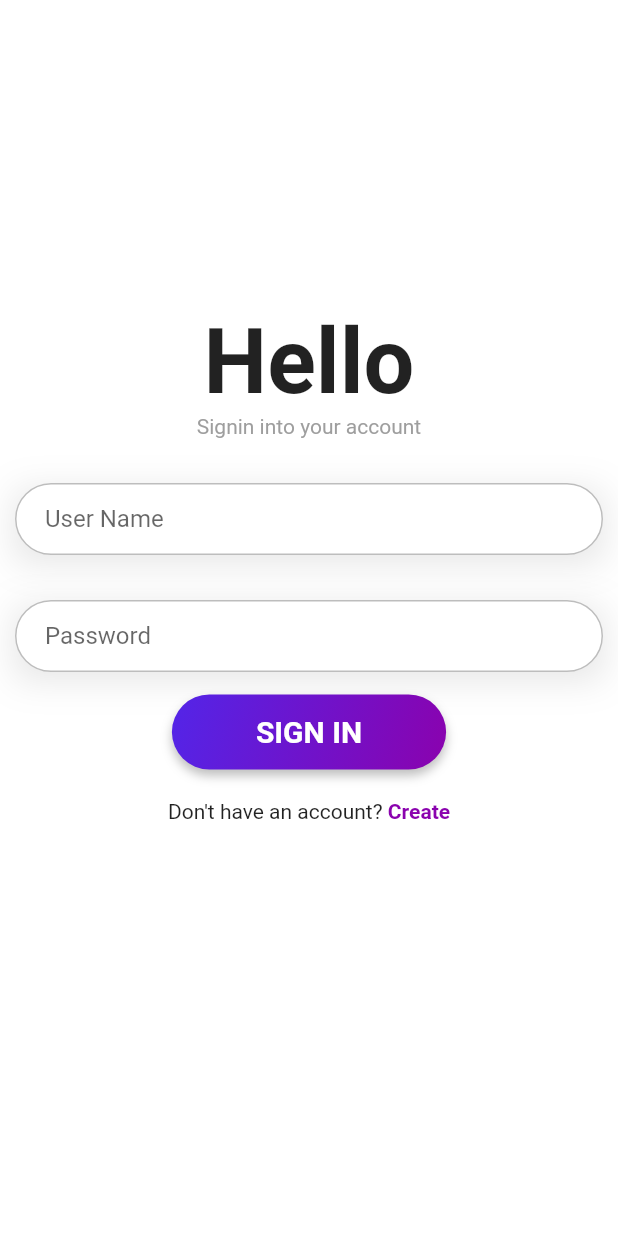
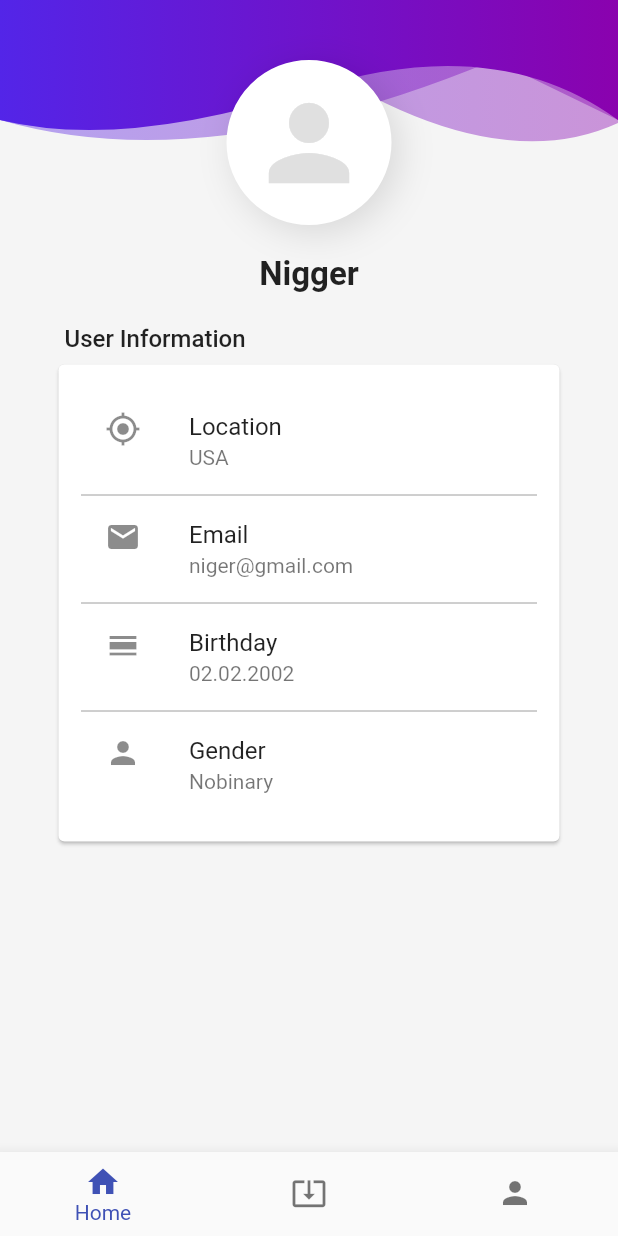
Before and after one commit to AkamazZz/FM_Flutter, a Flutter app: the screen it shows after launch, on a phone screen of 412 x 824 dp. Run offline on Flutter 3.47's test engine with Material 2 defaults, Android fonts, the phone set to English and light mode, and no system bars; our stand-ins replace bloc, equatable, flutter_bloc, font_awesome_flutter, hexcolor.

Commit message:
Profile page implementation

```diff
--- a/lib/main.dart
+++ b/lib/main.dart
@@ -1,7 +1,13 @@
 import 'package:find_master/pages/login_page.dart';
+import 'package:find_master/pages/profile_page.dart';
+import 'package:find_master/pages/widgets/bottom_navbar/navigation_bar.dart';
+import 'package:find_master/pages/widgets/bottom_navbar/navigation_cubit.dart';
 import 'package:flutter/material.dart';
 import "package:find_master/pages/registration_page.dart";
+import 'package:flutter_bloc/flutter_bloc.dart';
 import 'package:hexcolor/hexcolor.dart';
+
+import 'constants/navbar_items.dart';
 
 void main() {
   runApp(MyApp());
@@ -17,7 +23,7 @@ class MyApp extends StatelessWidget {
   // This widget is the root of your application.
   @override
   Widget build(BuildContext context) {
-    return MaterialApp(
+    /*return MaterialApp(
       title: 'Flutter Login UI',
       theme: ThemeData(
         primaryColor: _primaryColor,
@@ -25,7 +31,41 @@ class MyApp extends StatelessWidget {
         scaffoldBackgroundColor: Colors.grey.shade100,
         primarySwatch: Colors.grey,
       ),
+
+
       home: LoginPage(),
+    );*/
+    return BlocProvider<NavigationCubit>(
+        create: (context) => NavigationCubit(),
+        child: MaterialApp(
+            theme: ThemeData(
+              primaryColor: _primaryColor,
+              accentColor: _accentColor,
+              scaffoldBackgroundColor: Colors.grey.shade100,
+              primarySwatch: Colors.indigo,
+            ),
+        home: Scaffold(
+
+        bottomNavigationBar: BlocBuilder<NavigationCubit, NavigationState>(
+            builder: (context, state) {
+        return buildBottomBar(context,state.navbarItem) ;
+        }
+    ),
+    body: BlocBuilder<NavigationCubit, NavigationState>(
+      builder: (context, state){
+        if (state.navbarItem == NavbarItem.home) {
+          return ProfilePage();
+        } else if (state.navbarItem == NavbarItem.vacancies) {
+          return LoginPage();
+        } else if (state.navbarItem == NavbarItem.profile) {
+          return LoginPage();
+        }
+        return Container();
+      }
+    )
+    )
+    )
     );
+
   }
 }
--- a/lib/pages/login_page.dart
+++ b/lib/pages/login_page.dart
@@ -86,7 +86,8 @@ class _LoginPageState extends State<LoginPage>{
                                     child: Text('Sign In'.toUpperCase(), style: TextStyle(fontSize: 20, fontWeight: FontWeight.bold, color: Colors.white),),
                                   ),
                                   onPressed: (){
-                                    //After successful login we will redirect to profile page. Let's create profile page now
+                                    //After successful login we will
+                                    // redirect to profile page. Let's create profile page now
                                    // Navigator.pushReplacement(context, MaterialPageRoute(builder: (context) => ProfilePage()));
                                   },
                                 ),
--- /dev/null
+++ b/lib/pages/profile_page.dart
@@ -0,0 +1,140 @@
+import 'package:find_master/pages/widgets/header_widget.dart';
+import 'package:flutter/cupertino.dart';
+import 'package:flutter/material.dart';
+import 'package:flutter/services.dart';
+
+class ProfilePage extends StatefulWidget{
+
+  @override
+  State<StatefulWidget> createState() {
+    return _ProfilePageState();
+  }
+}
+
+class _ProfilePageState extends State<ProfilePage>{
+
+  double  _drawerIconSize = 24;
+  double _drawerFontSize = 17;
+
+  @override
+  Widget build(BuildContext context) {
+    return Scaffold(
+
+      drawer: Drawer(
+        child: Container(
+          decoration:BoxDecoration(
+              gradient: LinearGradient(
+                  begin: Alignment.topLeft,
+                  end: Alignment.bottomRight,
+                  stops: [0.0, 1.0],
+                  colors: [
+                    Theme.of(context).primaryColor.withOpacity(0.2),
+                    Theme.of(context).accentColor.withOpacity(0.5),
+                  ]
+              )
+          ) ,
+
+        ),
+      ),
+      body: SingleChildScrollView(
+        child: SafeArea(
+          child: Stack(
+          children: [
+            Container(height: 100, child: HeaderWidget(100,false,Icons.house_rounded),),
+            Container(
+              alignment: Alignment.center,
+              margin: EdgeInsets.fromLTRB(25, 10, 25, 10),
+              padding: EdgeInsets.symmetric(vertical: 30),
+              child: Column(
+                children: [
+
+                  Container(
+
+                    padding: EdgeInsets.all(10),
+                    decoration: BoxDecoration(
+                      borderRadius: BorderRadius.circular(100),
+                      border: Border.all(width: 5, color: Colors.white),
+                      color: Colors.white,
+                      boxShadow: [
+                        BoxShadow(color: Colors.black12, blurRadius: 20, offset: const Offset(5, 5),),
+                      ],
+                    ),
+                    child: Icon(Icons.person, size: 80, color: Colors.grey.shade300, ),
+                  ),
+                  SizedBox(height: 20,),
+                  Text('Nigger', style: TextStyle(fontSize: 22, fontWeight: FontWeight.bold),),
+
+
+                  SizedBox(height: 10,),
+                  Container(
+                    padding: EdgeInsets.all(10),
+                    child: Column(
+                      children: <Widget>[
+                        Container(
+                          padding: const EdgeInsets.only(left: 8.0, bottom: 4.0),
+                          alignment: Alignment.topLeft,
+                          child: Text(
+                            "User Information",
+                            style: TextStyle(
+                              color: Colors.black87,
+                              fontWeight: FontWeight.w500,
+                              fontSize: 16,
+                            ),
+                            textAlign: TextAlign.left,
+                          ),
+                        ),
+                        Card(
+                          child: Container(
+                            alignment: Alignment.topLeft,
+                            padding: EdgeInsets.all(15),
+                            child: Column(
+                              children: <Widget>[
+                                Column(
+                                  children: <Widget>[
+                                    ...ListTile.divideTiles(
+                                      color: Colors.grey,
+                                      tiles: [
+                                        ListTile(
+
+                                          leading: Icon(Icons.my_location),
+                                          title: Text("Location"),
+                                          subtitle: Text("USA"),
+                                        ),
+                                        ListTile(
+                                          leading: Icon(Icons.email),
+                                          title: Text("Email"),
+                                          subtitle: Text("niger@gmail.com"),
+                                        ),
+                                        ListTile(
+                                          leading: Icon(Icons.calendar_view_day),
+                                          title: Text("Birthday"),
+                                          subtitle: Text("02.02.2002"),
+                                        ),
+                                        ListTile(
+                                            leading: Icon(Icons.person),
+                                          title: Text("Gender"),
+                                          subtitle: Text(
+                                              "Nobinary"),
+                                        ),
+                                      ],
+                                    ),
+                                  ],
+                                )
+                              ],
+                            ),
+                          ),
+                        )
+                      ],
+                    ),
+                  )
+                ],
+              ),
+            )
+          ],
+        ),
+        ),
+      ),
+    );
+  }
+
+}
--- a/lib/pages/widgets/bottom_navbar/navigation_bar.dart
+++ b/lib/pages/widgets/bottom_navbar/navigation_bar.dart
@@ -1,8 +1,11 @@
 import 'package:find_master/constants/navbar_items.dart';
 import 'package:flutter/material.dart';
 import 'package:flutter/widgets.dart';
+import 'package:flutter_bloc/flutter_bloc.dart';
 
-Widget buildBottomBar(NavbarItem item){
+import 'navigation_cubit.dart';
+
+Widget buildBottomBar(BuildContext context ,NavbarItem item){
   return BottomNavigationBar(currentIndex: item.index,
       showUnselectedLabels: false,
     items: const [
@@ -25,5 +28,17 @@ Widget buildBottomBar(NavbarItem item){
         label: 'Profile',
       ),
     ],
+    onTap: (index) {
+      if (index == 0) {
+        BlocProvider.of<NavigationCubit>(context)
+            .getNavBarItem(NavbarItem.home);
+      } else if (index == 1) {
+        BlocProvider.of<NavigationCubit>(context)
+            .getNavBarItem(NavbarItem.vacancies);
+      } else if (index == 2) {
+        BlocProvider.of<NavigationCubit>(context)
+            .getNavBarItem(NavbarItem.profile);
+      }
+    },
   );
 }
--- /dev/null
+++ b/lib/pages/widgets/header_widget.dart
@@ -0,0 +1,169 @@
+// This widget will draw header section of all page. Wich you will get with the project source code.
+
+import 'package:flutter/material.dart';
+
+class HeaderWidget extends StatefulWidget {
+  final double _height;
+  final bool _showIcon;
+  final IconData _icon;
+
+  const HeaderWidget(this._height, this._showIcon, this._icon, {Key? key}) : super(key: key);
+
+  @override
+  _HeaderWidgetState createState() => _HeaderWidgetState(_height, _showIcon, _icon);
+}
+
+class _HeaderWidgetState extends State<HeaderWidget> {
+  double _height;
+  bool _showIcon;
+  IconData _icon;
+
+  _HeaderWidgetState(this._height, this._showIcon, this._icon);
+
+  @override
+  Widget build(BuildContext context) {
+    double width = MediaQuery
+        .of(context)
+        .size
+        .width;
+
+    return Container(
+      child: Stack(
+        children: [
+          ClipPath(
+            child: Container(
+              decoration: new BoxDecoration(
+                gradient: new LinearGradient(
+                    colors: [
+                      Theme.of(context).primaryColor.withOpacity(0.4),
+                      Theme.of(context).accentColor.withOpacity(0.4),
+                    ],
+                    begin: const FractionalOffset(0.0, 0.0),
+                    end: const FractionalOffset(1.0, 0.0),
+                    stops: [0.0, 1.0],
+                    tileMode: TileMode.clamp
+                ),
+              ),
+            ),
+            clipper: new ShapeClipper(
+                [
+                  Offset(width / 5, _height),
+                  Offset(width / 10 * 5, _height - 60),
+                  Offset(width / 5 * 4, _height + 20),
+                  Offset(width, _height - 18)
+                ]
+            ),
+          ),
+          ClipPath(
+            child: Container(
+              decoration: new BoxDecoration(
+                gradient: new LinearGradient(
+                    colors: [
+                      Theme.of(context).primaryColor.withOpacity(0.4),
+                      Theme.of(context).accentColor.withOpacity(0.4),
+                    ],
+                    begin: const FractionalOffset(0.0, 0.0),
+                    end: const FractionalOffset(1.0, 0.0),
+                    stops: [0.0, 1.0],
+                    tileMode: TileMode.clamp
+                ),
+              ),
+            ),
+            clipper: new ShapeClipper(
+                [
+                  Offset(width / 3, _height + 20),
+                  Offset(width / 10 * 8, _height - 60),
+                  Offset(width / 5 * 4, _height - 60),
+                  Offset(width, _height - 20)
+                ]
+            ),
+          ),
+          ClipPath(
+            child: Container(
+              decoration: new BoxDecoration(
+                gradient: new LinearGradient(
+                    colors: [
+                      Theme.of(context).primaryColor,
+                      Theme.of(context).accentColor,
+                    ],
+                    begin: const FractionalOffset(0.0, 0.0),
+                    end: const FractionalOffset(1.0, 0.0),
+                    stops: [0.0, 1.0],
+                    tileMode: TileMode.clamp
+                ),
+              ),
+            ),
+            clipper: new ShapeClipper(
+                [
+                  Offset(width / 5, _height),
+                  Offset(width / 2, _height - 40),
+                  Offset(width / 5 * 4, _height - 80),
+                  Offset(width, _height - 20)
+                ]
+            ),
+          ),
+          Visibility(
+            visible: _showIcon,
+            child: Container(
+              height: _height - 40,
+              child: Center(
+                child: Container(
+                  margin: EdgeInsets.all(20),
+                  padding: EdgeInsets.only(
+                    left: 5.0,
+                    top: 20.0,
+                    right: 5.0,
+                    bottom: 20.0,
+                  ),
+                  decoration: BoxDecoration(
+                    // borderRadius: BorderRadius.circular(20),
+                    borderRadius: BorderRadius.only(
+                      topLeft: Radius.circular(100),
+                      topRight: Radius.circular(100),
+                      bottomLeft: Radius.circular(60),
+                      bottomRight: Radius.circular(60),
+                    ),
+                    border: Border.all(width: 5, color: Colors.white),
+                  ),
+                  child: Icon(
+                    _icon,
+                    color: Colors.white,
+                    size: 40.0,
+                  ),
+                ),
+              ),
+            ),
+          ),
+
+        ],
+      ),
+    );
+  }
+}
+
+class ShapeClipper extends CustomClipper<Path> {
+  List<Offset> _offsets = [];
+  ShapeClipper(this._offsets);
+  @override
+  Path getClip(Size size) {
+    var path = new Path();
+
+    path.lineTo(0.0, size.height-20);
+
+    // path.quadraticBezierTo(size.width/5, size.height, size.width/2, size.height-40);
+    // path.quadraticBezierTo(size.width/5*4, size.height-80, size.width, size.height-20);
+
+    path.quadraticBezierTo(_offsets[0].dx, _offsets[0].dy, _offsets[1].dx,_offsets[1].dy);
+    path.quadraticBezierTo(_offsets[2].dx, _offsets[2].dy, _offsets[3].dx,_offsets[3].dy);
+
+    // path.lineTo(size.width, size.height-20);
+    path.lineTo(size.width, 0.0);
+    path.close();
+
+
+    return path;
+  }
+
+  @override
+  bool shouldReclip(CustomClipper<Path> oldClipper) => false;
+}
```
